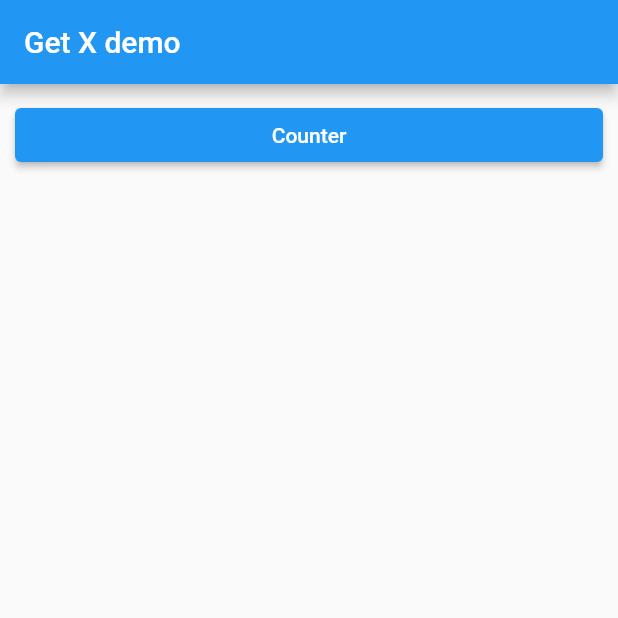
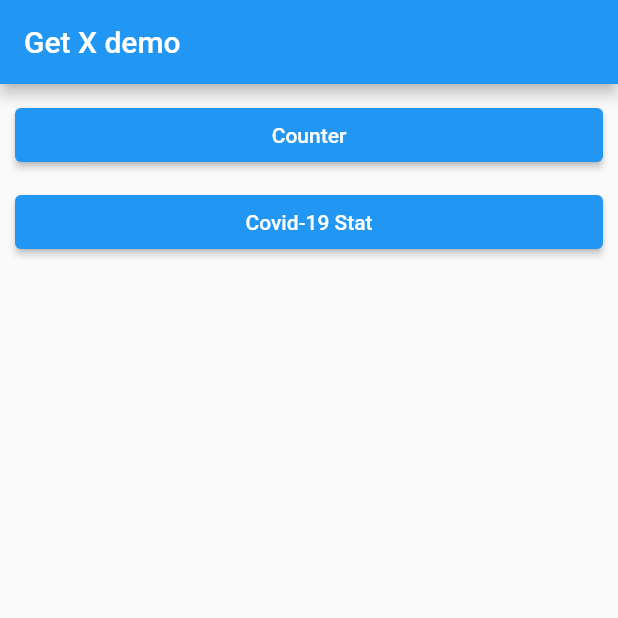
Before and after one commit to teerasej/nextflow_flutter_getx_demo, a Flutter app: the screen it shows after launch, on a phone screen of 412 x 824 dp, the top half of it. Run offline on Flutter 3.47's test engine with Material 2 defaults, Android fonts, the light colour scheme and no system bars; our stand-ins replace get.

Commit message:
add link to covid-19 example

```diff
--- a/lib/main.dart
+++ b/lib/main.dart
@@ -1,6 +1,7 @@
 import 'package:flutter/material.dart';
 import 'package:get/get.dart';
 import 'package:nextflow_flutter_getx_demo/pages/counter_page/counter_page.dart';
+import 'package:nextflow_flutter_getx_demo/pages/covid_stat_dashboard_page.dart';
 import 'package:nextflow_flutter_getx_demo/pages/home_page.dart';
 
 void main() {
@@ -19,10 +20,8 @@ class MyApp extends StatelessWidget {
       initialRoute: '/',
       getPages: [
         GetPage(name: '/', page: () => HomePage()),
-        GetPage(
-          name: '/counter-demo',
-          page: () => CounterPage(),
-        )
+        GetPage(name: '/counter-demo', page: () => CounterPage()),
+        GetPage(name: '/covid-19', page: () => CovidStatDashBoardPage())
       ],
     );
   }
--- a/lib/pages/home_page.dart
+++ b/lib/pages/home_page.dart
@@ -20,6 +20,18 @@ class HomePage extends StatelessWidget {
                 },
                 child: Text('Counter'),
               ),
+            ),
+            SizedBox(
+              height: 10,
+            ),
+            SizedBox(
+              width: double.infinity,
+              child: ElevatedButton(
+                onPressed: () {
+                  Get.toNamed('/covid-19');
+                },
+                child: Text('Covid-19 Stat'),
+              ),
             )
           ],
         ),
```
